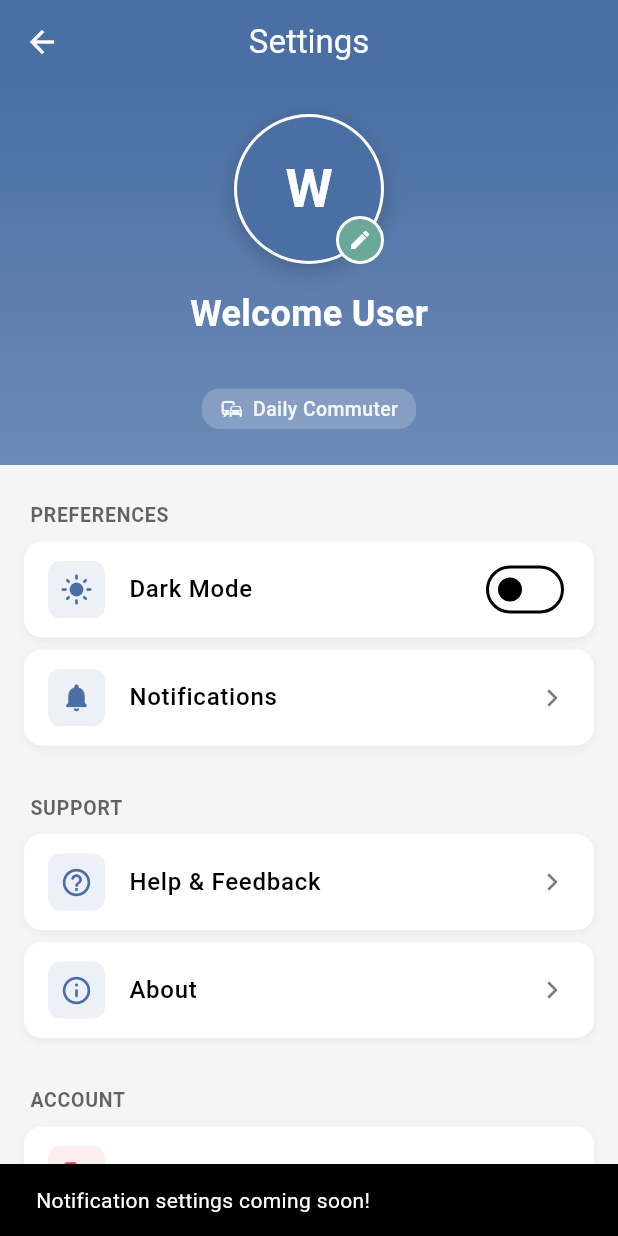
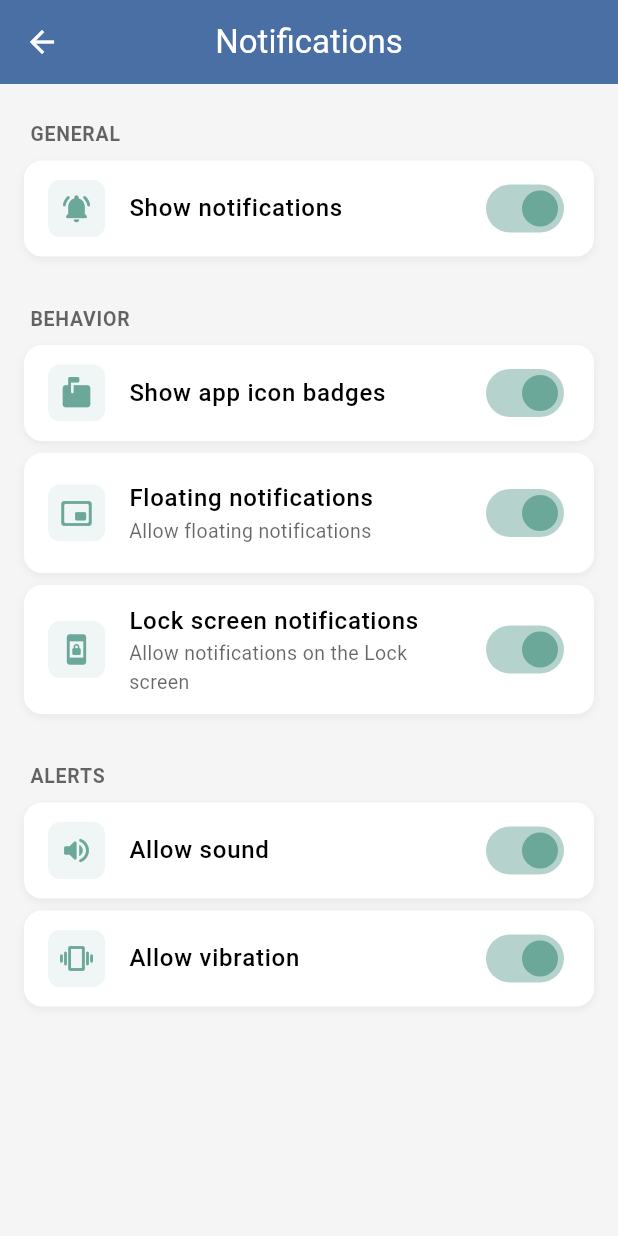
Before and after one commit to charissejamien/ZapacV2, a Flutter app: the SettingsPage screen opened directly, after a tap on "Notifications", on a phone screen of 412 x 824 dp. Run offline on Flutter 3.47's test engine with Material 3 defaults, Android fonts, the phone set to English and light mode, and no system bars; our stand-ins replace cloud_firestore, firebase_auth, firebase_core, geolocator, google_fonts, google_maps_flutter and 3 more; missing offline and left inert: flutter_polyline_points; accounts and stored records are empty.

Commit message:
added notification screen!

```diff
--- /dev/null
+++ b/lib/settings/notifications.dart
@@ -0,0 +1,248 @@
+import 'package:flutter/material.dart';
+import 'package:flutter/services.dart'; // For HapticFeedback
+
+class NotificationPage extends StatefulWidget {
+  const NotificationPage({super.key});
+
+  @override
+  State<NotificationPage> createState() => _NotificationPageState();
+}
+
+class _NotificationPageState extends State<NotificationPage> {
+  // State variables matching the image
+  bool _showNotifications = true;
+  bool _showAppIconBadges = true;
+  bool _floatingNotifications = true;
+  bool _lockScreenNotifications = true;
+  bool _allowSound = true;
+  bool _allowVibration = true;
+  bool _allowLedLight = false;
+
+  // The primary accent color from your Settings Page
+  final Color _accentGreen = const Color(0xFF6CA89A);
+
+  @override
+  Widget build(BuildContext context) {
+    final theme = Theme.of(context);
+    final isDarkMode = theme.brightness == Brightness.dark;
+    final backgroundColor = isDarkMode ? const Color(0xFF121212) : const Color(0xFFF5F5F5);
+
+    return Scaffold(
+      backgroundColor: backgroundColor,
+      appBar: AppBar(
+        backgroundColor: theme.primaryColor,
+        elevation: 0,
+        title: const Text('Notifications', style: TextStyle(color: Colors.white)),
+        centerTitle: true,
+        iconTheme: const IconThemeData(color: Colors.white),
+      ),
+      body: ListView(
+        padding: const EdgeInsets.all(16),
+        children: [
+          // --- MASTER SWITCH ---
+          _buildSectionHeader('GENERAL'),
+          _buildSwitchTile(
+            title: 'Show notifications',
+            icon: Icons.notifications_active_rounded,
+            value: _showNotifications,
+            onChanged: (v) => setState(() => _showNotifications = v),
+          ),
+
+          const SizedBox(height: 16),
+
+          // --- BEHAVIOR ---
+          _buildSectionHeader('BEHAVIOR'),
+
+          _buildSwitchTile(
+            title: 'Show app icon badges',
+            icon: Icons.markunread_mailbox_rounded,
+            value: _showAppIconBadges,
+            onChanged: (v) => setState(() => _showAppIconBadges = v),
+            enabled: _showNotifications,
+          ),
+
+          _buildSwitchTile(
+            title: 'Floating notifications',
+            subtitle: 'Allow floating notifications',
+            icon: Icons.picture_in_picture_alt_rounded,
+            value: _floatingNotifications,
+            onChanged: (v) => setState(() => _floatingNotifications = v),
+            enabled: _showNotifications,
+          ),
+
+          _buildSwitchTile(
+            title: 'Lock screen notifications',
+            subtitle: 'Allow notifications on the Lock screen',
+            icon: Icons.screen_lock_portrait_rounded,
+            value: _lockScreenNotifications,
+            onChanged: (v) => setState(() => _lockScreenNotifications = v),
+            enabled: _showNotifications,
+          ),
+
+          const SizedBox(height: 16),
+
+          // --- ALERTS ---
+          _buildSectionHeader('ALERTS'),
+
+          _buildSwitchTile(
+            title: 'Allow sound',
+            icon: Icons.volume_up_rounded,
+            value: _allowSound,
+            onChanged: (v) => setState(() => _allowSound = v),
+            enabled: _showNotifications,
+          ),
+
+          _buildSwitchTile(
+            title: 'Allow vibration',
+            icon: Icons.vibration_rounded,
+            value: _allowVibration,
+            onChanged: (v) => setState(() => _allowVibration = v),
+            enabled: _showNotifications,
+          ),
+
+          const SizedBox(height: 16),
+        ],
+      ),
+    );
+  }
+
+  // --- WIDGET HELPERS ---
+
+  Widget _buildSectionHeader(String title) {
+    final theme = Theme.of(context);
+    return Padding(
+      padding: const EdgeInsets.only(left: 4, bottom: 8, top: 8),
+      child: Text(
+        title,
+        style: TextStyle(
+          fontSize: 13,
+          fontWeight: FontWeight.w600,
+          color: theme.textTheme.bodyMedium?.color?.withOpacity(0.6),
+          letterSpacing: 0.5,
+        ),
+      ),
+    );
+  }
+
+  Widget _buildSwitchTile({
+    required String title,
+    required IconData icon,
+    required bool value,
+    required ValueChanged<bool> onChanged,
+    String? subtitle,
+    bool enabled = true,
+  }) {
+    final theme = Theme.of(context);
+    final isDarkMode = theme.brightness == Brightness.dark;
+
+    // Dim the tile if disabled (when master switch is off)
+    final double opacity = enabled ? 1.0 : 0.5;
+
+    return Opacity(
+      opacity: opacity,
+      child: Container(
+        margin: const EdgeInsets.only(bottom: 8),
+        decoration: BoxDecoration(
+          color: isDarkMode ? Colors.grey[850] : Colors.white,
+          borderRadius: BorderRadius.circular(12),
+          boxShadow: [
+            BoxShadow(
+              color: Colors.black.withOpacity(isDarkMode ? 0.2 : 0.05),
+              blurRadius: 4,
+              offset: const Offset(0, 2),
+            ),
+          ],
+        ),
+        child: ListTile(
+          contentPadding: const EdgeInsets.symmetric(horizontal: 16, vertical: 4),
+          shape: RoundedRectangleBorder(borderRadius: BorderRadius.circular(12)),
+          leading: Container(
+            padding: const EdgeInsets.all(8),
+            decoration: BoxDecoration(
+              color: _accentGreen.withOpacity(0.1),
+              borderRadius: BorderRadius.circular(8),
+            ),
+            child: Icon(icon, color: _accentGreen, size: 22),
+          ),
+          title: Text(
+            title,
+            style: TextStyle(
+              fontSize: 16,
+              fontWeight: FontWeight.w500,
+              color: theme.textTheme.bodyLarge?.color,
+            ),
+          ),
+          subtitle: subtitle != null
+            ? Text(
+                subtitle,
+                style: TextStyle(
+                  fontSize: 13,
+                  color: theme.textTheme.bodySmall?.color?.withOpacity(0.6)
+                )
+              )
+            : null,
+          trailing: Switch(
+            value: value,
+            onChanged: enabled ? (v) {
+              HapticFeedback.lightImpact();
+              onChanged(v);
+            } : null,
+            activeColor: _accentGreen,
+          ),
+        ),
+      ),
+    );
+  }
+
+  Widget _buildNavigationTile({
+    required String title,
+    required IconData icon,
+    required VoidCallback onTap,
+  }) {
+    final theme = Theme.of(context);
+    final isDarkMode = theme.brightness == Brightness.dark;
+
+    return Container(
+      margin: const EdgeInsets.only(bottom: 8),
+      decoration: BoxDecoration(
+        color: isDarkMode ? Colors.grey[850] : Colors.white,
+        borderRadius: BorderRadius.circular(12),
+        boxShadow: [
+          BoxShadow(
+            color: Colors.black.withOpacity(isDarkMode ? 0.2 : 0.05),
+            blurRadius: 4,
+            offset: const Offset(0, 2),
+          ),
+        ],
+      ),
+      child: ListTile(
+        onTap: () {
+          HapticFeedback.lightImpact();
+          onTap();
+        },
+        contentPadding: const EdgeInsets.symmetric(horizontal: 16, vertical: 8),
+        shape: RoundedRectangleBorder(borderRadius: BorderRadius.circular(12)),
+        leading: Container(
+          padding: const EdgeInsets.all(8),
+          decoration: BoxDecoration(
+            color: const Color(0xFF4A6FA5).withOpacity(0.1), // Blue-ish for navigation items
+            borderRadius: BorderRadius.circular(8),
+          ),
+          child: const Icon(Icons.arrow_forward_ios_rounded, color: Color(0xFF4A6FA5), size: 18),
+        ),
+        title: Text(
+          title,
+          style: TextStyle(
+            fontSize: 16,
+            fontWeight: FontWeight.w500,
+            color: theme.textTheme.bodyLarge?.color,
+          ),
+        ),
+        trailing: Icon(
+          Icons.chevron_right_rounded,
+          color: theme.iconTheme.color?.withOpacity(0.5),
+        ),
+      ),
+    );
+  }
+}
--- a/lib/settings/settings_page.dart
+++ b/lib/settings/settings_page.dart
@@ -7,6 +7,7 @@ import 'help_feedback_page.dart';
 import 'about_page.dart';
 import 'dart:io';
 import 'package:shared_preferences/shared_preferences.dart';
+import 'notifications.dart';
 
 
 class SettingsPage extends StatefulWidget {
@@ -170,8 +171,9 @@ class _SettingsPageState extends State<SettingsPage> {
                   title: 'Notifications',
                   icon: Icons.notifications_rounded,
                   onTap: () {
-                    ScaffoldMessenger.of(context).showSnackBar(
-                      const SnackBar(content: Text('Notification settings coming soon!')),
+                    Navigator.push(
+                    context,
+                    MaterialPageRoute(builder: (context) => const NotificationPage()),
                     );
                   },
                 ),
```
